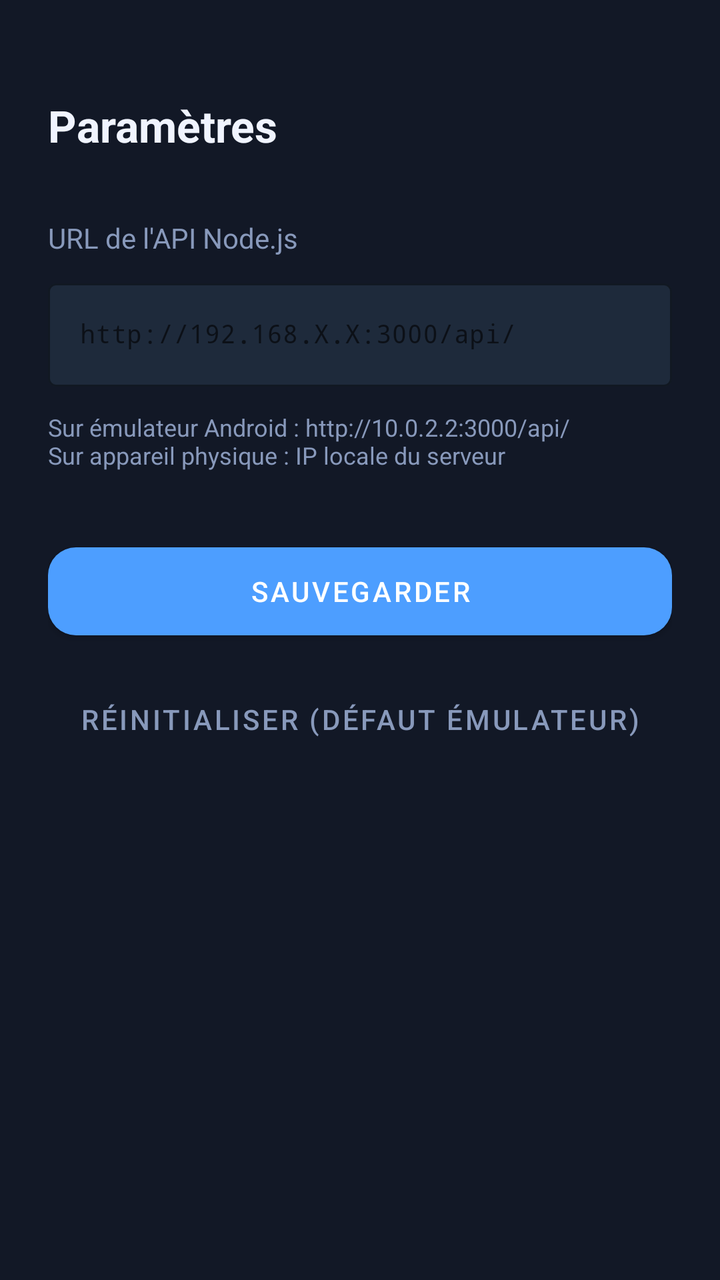
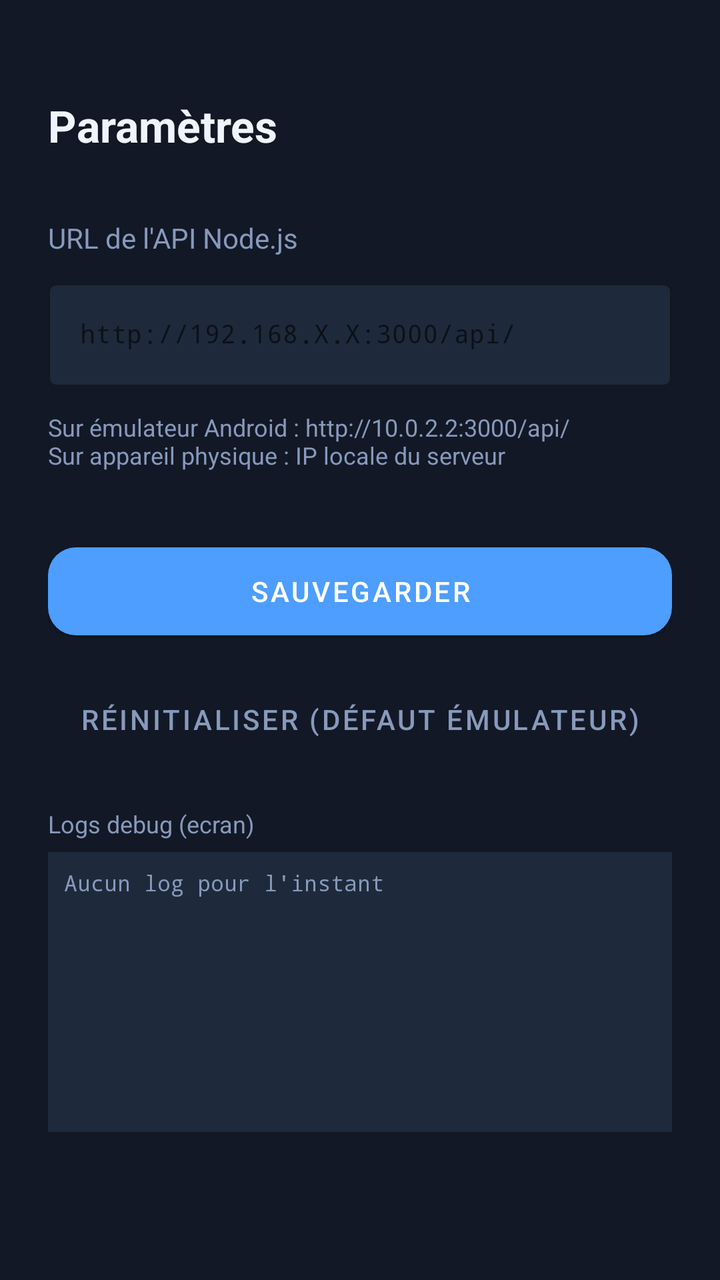

Before-and-after screenshots of an Android layout around one commit, followed by the original layout XML and the change that was made.
<!-- AndroidManifest.xml: application theme Theme.BornesMobile -->
<!-- res/layout/activity_settings.xml -->
<?xml version="1.0" encoding="utf-8"?>
<LinearLayout
    xmlns:android="http://schemas.android.com/apk/res/android"
    xmlns:app="http://schemas.android.com/apk/res-auto"
    android:layout_width="match_parent"
    android:layout_height="match_parent"
    android:orientation="vertical"
    android:background="@color/bg_dark"
    android:padding="24dp">

    <TextView
        android:layout_width="wrap_content"
        android:layout_height="wrap_content"
        android:text="@string/settings_title"
        android:textSize="22sp"
        android:textStyle="bold"
        android:textColor="@color/text_primary"
        android:layout_marginTop="24dp"
        android:layout_marginBottom="32dp" />

    <TextView
        android:layout_width="match_parent"
        android:layout_height="wrap_content"
        android:text="@string/api_url_label"
        android:textSize="14sp"
        android:textColor="@color/text_secondary"
        android:layout_marginBottom="8dp" />

    <com.google.android.material.textfield.TextInputLayout
        android:layout_width="match_parent"
        android:layout_height="wrap_content"
        android:hint="@string/api_url_hint"
        app:boxBackgroundColor="@color/card_bg"
        style="@style/Widget.MaterialComponents.TextInputLayout.OutlinedBox"
        app:boxStrokeColor="@color/accent"
        android:layout_marginBottom="12dp">

        <com.google.android.material.textfield.TextInputEditText
            android:id="@+id/etApiUrl"
            android:layout_width="match_parent"
            android:layout_height="wrap_content"
            android:textColor="@color/text_primary"
            android:inputType="textUri"
            android:fontFamily="monospace"
            android:textSize="13sp" />
    </com.google.android.material.textfield.TextInputLayout>

    <TextView
        android:layout_width="match_parent"
        android:layout_height="wrap_content"
        android:text="@string/api_url_hint_detail"
        android:textSize="12sp"
        android:textColor="@color/text_secondary"
        android:layout_marginBottom="32dp" />

    <com.google.android.material.button.MaterialButton
        android:id="@+id/btnSave"
        android:layout_width="match_parent"
        android:layout_height="56dp"
        android:text="@string/btn_save"
        android:textColor="@color/white"
        app:backgroundTint="@color/accent"
        app:cornerRadius="14dp"
        android:layout_marginBottom="12dp" />

    <com.google.android.material.button.MaterialButton
        android:id="@+id/btnReset"
        android:layout_width="match_parent"
        android:layout_height="wrap_content"
        android:text="@string/btn_reset_url"
        android:textColor="@color/text_secondary"
        style="@style/Widget.MaterialComponents.Button.TextButton" />

</LinearLayout>
<!-- resources referenced by this layout -->
<resources>
  <color name="accent">#4D9EFF</color>
  <color name="bg_dark">#121826</color>
  <color name="card_bg">#1E2A3B</color>
  <color name="text_primary">#F0F4FF</color>
  <color name="text_secondary">#8899BB</color>
  <color name="white">#FFFFFF</color>
  <string name="api_url_hint">http://192.168.X.X:3000/api/</string>
  <string name="api_url_hint_detail">Sur émulateur Android : http://10.0.2.2:3000/api/\nSur appareil physique : IP locale du serveur</string>
  <string name="api_url_label">URL de l\'API Node.js</string>
  <string name="btn_reset_url">Réinitialiser (défaut émulateur)</string>
  <string name="btn_save">Sauvegarder</string>
  <string name="settings_title">Paramètres</string>
  <style name="Theme.BornesMobile" parent="Theme.MaterialComponents.DayNight.DarkActionBar">
          <item name="colorPrimary">@color/accent</item>
          <item name="colorPrimaryVariant">@color/bg_dark</item>
          <item name="colorOnPrimary">@color/white</item>
          <item name="colorSurface">@color/card_bg</item>
          <item name="android:colorBackground">@color/bg_dark</item>
          <item name="android:windowLightStatusBar">false</item>
          <item name="android:statusBarColor">@color/bg_dark</item>
          
      </style>
</resources>

<!-- the commit's change to res/layout/activity_settings.xml (unified diff, before → after) -->
@@ -71,4 +71,32 @@
         android:textColor="@color/text_secondary"
         style="@style/Widget.MaterialComponents.Button.TextButton" />
 
+    <TextView
+        android:id="@+id/tvDebugTitle"
+        android:layout_width="match_parent"
+        android:layout_height="wrap_content"
+        android:text="@string/debug_logs_title"
+        android:textColor="@color/text_secondary"
+        android:textSize="12sp"
+        android:layout_marginTop="20dp"
+        android:layout_marginBottom="6dp" />
+
+    <ScrollView
+        android:id="@+id/svDebugLogs"
+        android:layout_width="match_parent"
+        android:layout_height="140dp"
+        android:fillViewport="true"
+        android:background="@color/card_bg"
+        android:padding="8dp">
+
+        <TextView
+            android:id="@+id/tvDebugLogs"
+            android:layout_width="match_parent"
+            android:layout_height="wrap_content"
+            android:text="@string/debug_logs_empty"
+            android:textColor="@color/text_secondary"
+            android:textSize="11sp"
+            android:fontFamily="monospace" />
+    </ScrollView>
+
 </LinearLayout>
<!-- resource entries referenced after the edit -->
@@ -11,6 +11,8 @@
   <string name="api_url_label">URL de l\'API Node.js</string>
   <string name="btn_reset_url">Réinitialiser (défaut émulateur)</string>
   <string name="btn_save">Sauvegarder</string>
+  <string name="debug_logs_empty">Aucun log pour l\'instant</string>
+  <string name="debug_logs_title">Logs debug (ecran)</string>
   <string name="settings_title">Paramètres</string>
   <style name="Theme.BornesMobile" parent="Theme.MaterialComponents.DayNight.DarkActionBar">
           <item name="colorPrimary">@color/accent</item>
